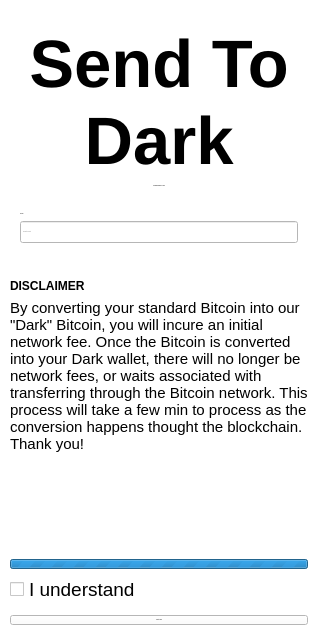
Above: ThresHoDLApp/sendtodarkview.ui from isaidnocookies/Threshodl-Wallet before the change. Below: the same form after it.
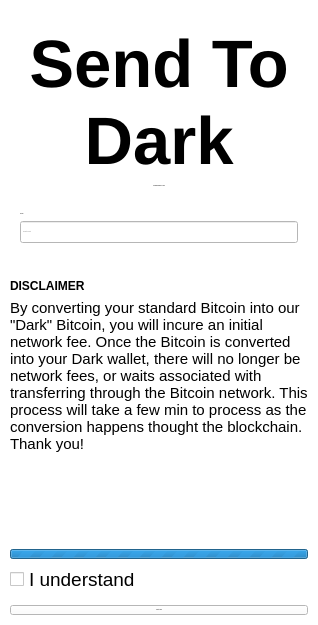
That is the form after the change. Icons and pictures are not drawn.

Patch:
```diff
--- a/ThresHoDLApp/sendtodarkview.ui
+++ b/ThresHoDLApp/sendtodarkview.ui
@@ -311,6 +311,22 @@
        </property>
       </widget>
      </item>
+     <item>
+      <spacer name="verticalSpacer_5">
+       <property name="orientation">
+        <enum>Qt::Vertical</enum>
+       </property>
+       <property name="sizeType">
+        <enum>QSizePolicy::Fixed</enum>
+       </property>
+       <property name="sizeHint" stdset="0">
+        <size>
+         <width>20</width>
+         <height>10</height>
+        </size>
+       </property>
+      </spacer>
+     </item>
     </layout>
    </item>
   </layout>
```
